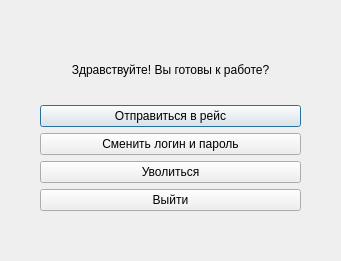
Before: the Qt Designer form Qt/Lab_1/windowdriver.ui in avasyutkin/term_2, drawn with Qt 5.
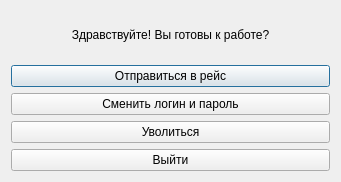
After: the same form once the commit is applied.

Patch:
```diff
--- a/Qt/Lab_1/windowdriver.ui
+++ b/Qt/Lab_1/windowdriver.ui
@@ -7,21 +7,14 @@
     <x>0</x>
     <y>0</y>
     <width>341</width>
-    <height>261</height>
+    <height>182</height>
    </rect>
   </property>
   <property name="windowTitle">
    <string>Dialog</string>
   </property>
-  <widget class="QWidget" name="">
-   <property name="geometry">
-    <rect>
-     <x>40</x>
-     <y>40</y>
-     <width>261</width>
-     <height>171</height>
-    </rect>
-   </property>
+  <layout class="QVBoxLayout" name="verticalLayout_2">
+   <item>
    <layout class="QVBoxLayout" name="verticalLayout">
     <item>
      <widget class="QLabel" name="label">
@@ -62,7 +55,8 @@
      </widget>
     </item>
    </layout>
-  </widget>
+   </item>
+  </layout>
  </widget>
  <resources/>
  <connections/>
```
Lines whose indentation alone changed are shown as unchanged.
